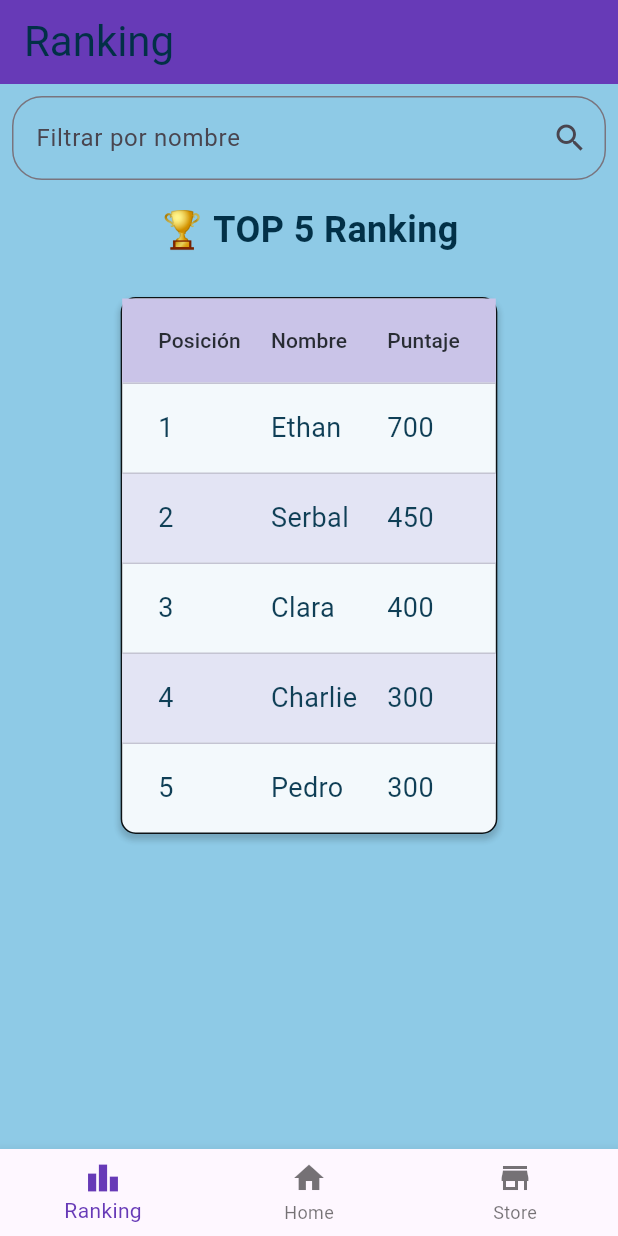
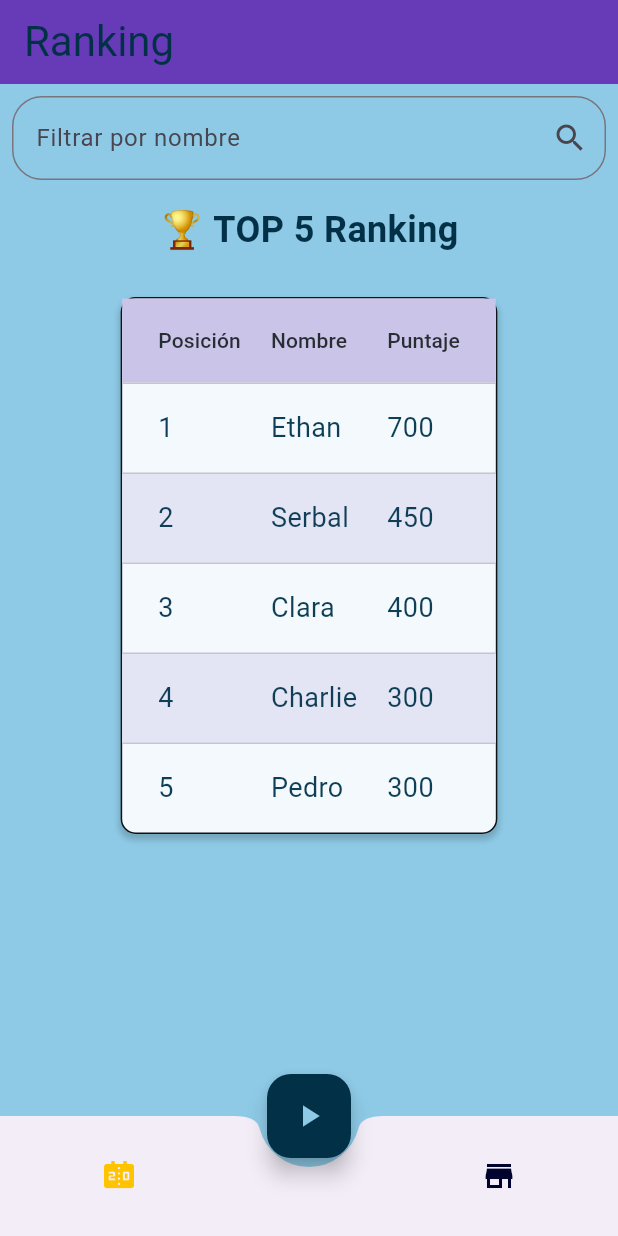
Before and after one commit to antoniofdez20/practica_final_flutter, a Flutter app: the RankingScreen screen opened by its route, on a phone screen of 412 x 824 dp. Run offline on Flutter 3.47's test engine with Material 3 defaults, Android fonts, the phone set to English and light mode, and no system bars; our stand-ins replace get, shared_preferences; accounts and stored records are empty; network calls fail.

Commit message:
Adaptación Ranking_Screen

```diff
--- a/lib/screens/home_screen.dart
+++ b/lib/screens/home_screen.dart
@@ -39,8 +39,8 @@ class HomeScreen extends StatelessWidget {
                     // Botón de Historia
                     ElevatedButton(
                       style: ElevatedButton.styleFrom(
-                        primary: Colors.blue,
-                        onPrimary: Colors.white,
+                        backgroundColor: Colors.blue,
+                        foregroundColor: Colors.white,
                       ),
                       onPressed: () async {
                         TriviaService service = TriviaService();
--- a/lib/screens/juegoscreen.dart
+++ b/lib/screens/juegoscreen.dart
@@ -35,9 +35,9 @@ class JuegoScreen extends StatelessWidget {
                       padding: const EdgeInsets.symmetric(vertical: 8.0),
                       child: ElevatedButton(
                         style: ElevatedButton.styleFrom(
-                          primary: Colors
+                          backgroundColor: Colors
                               .blue, // Añade aquí el color real que necesitas
-                          onPrimary: Colors.white,
+                          foregroundColor: Colors.white,
                           shape: RoundedRectangleBorder(
                             borderRadius: BorderRadius.circular(20),
                           ),
--- a/lib/screens/ranking_screen.dart
+++ b/lib/screens/ranking_screen.dart
@@ -1,5 +1,6 @@
 import 'package:flutter/material.dart';
 import 'package:get/get.dart';
+import 'package:practica_final_flutter/widgets/bottom_navigation_bar.dart';
 
 class RankingScreen extends StatefulWidget {
   const RankingScreen({Key? key}) : super(key: key);
@@ -161,25 +162,14 @@ class _RankingScreenState extends State<RankingScreen> {
           ],
         ),
       ),
-      bottomNavigationBar: BottomNavigationBar(
-        items: const <BottomNavigationBarItem>[
-          BottomNavigationBarItem(
-            icon: Icon(Icons.leaderboard),
-            label: 'Ranking',
-          ),
-          BottomNavigationBarItem(
-            icon: Icon(Icons.home),
-            label: 'Home',
-          ),
-          BottomNavigationBarItem(
-            icon: Icon(Icons.store),
-            label: 'Store',
-          ),
-        ],
-        currentIndex: _selectedIndex,
-        selectedItemColor: Colors.deepPurple,
-        onTap: _onItemTapped,
-      ),
+      bottomNavigationBar: CustomNavigationBar(),
+        floatingActionButton: FloatingActionButton(
+          child: const Icon(Icons.play_arrow),
+          onPressed: () {
+            Get.offAllNamed('/home');
+          },
+        ),
+        floatingActionButtonLocation: FloatingActionButtonLocation.centerDocked,
     );
   }
 }
--- a/lib/widgets/bottom_navigation_bar.dart
+++ b/lib/widgets/bottom_navigation_bar.dart
@@ -18,12 +18,12 @@ class CustomNavigationBar extends StatelessWidget {
         children: [
           IconButton(
             icon: Icon(Icons.scoreboard,
-                color: currentRoute == '/login'
+                color: currentRoute == '/ranking'
                     ? MyColors.amber
                     : MyColors.blueCharcoal),
-            onPressed: currentRoute == '/login'
+            onPressed: currentRoute == '/ranking'
                 ? null
-                : () => Get.offAllNamed('/login'),
+                : () => Get.offAllNamed('/ranking'),
           ),
           const SizedBox(width: 48), // Espacio para el botón central
           IconButton(
```
